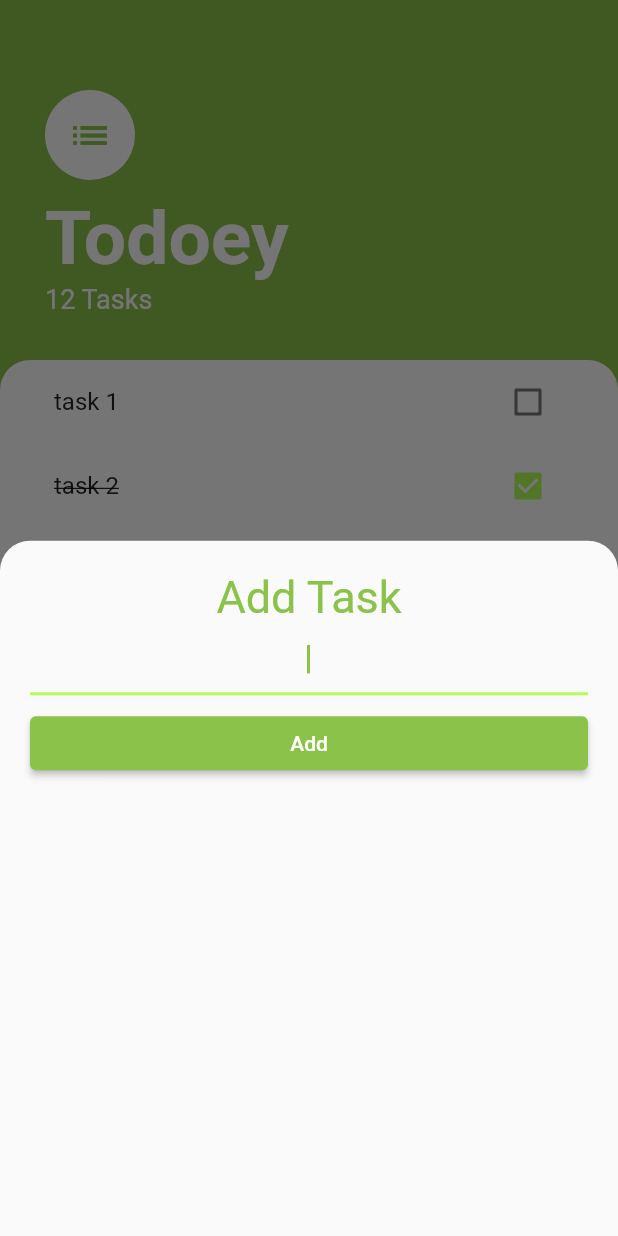
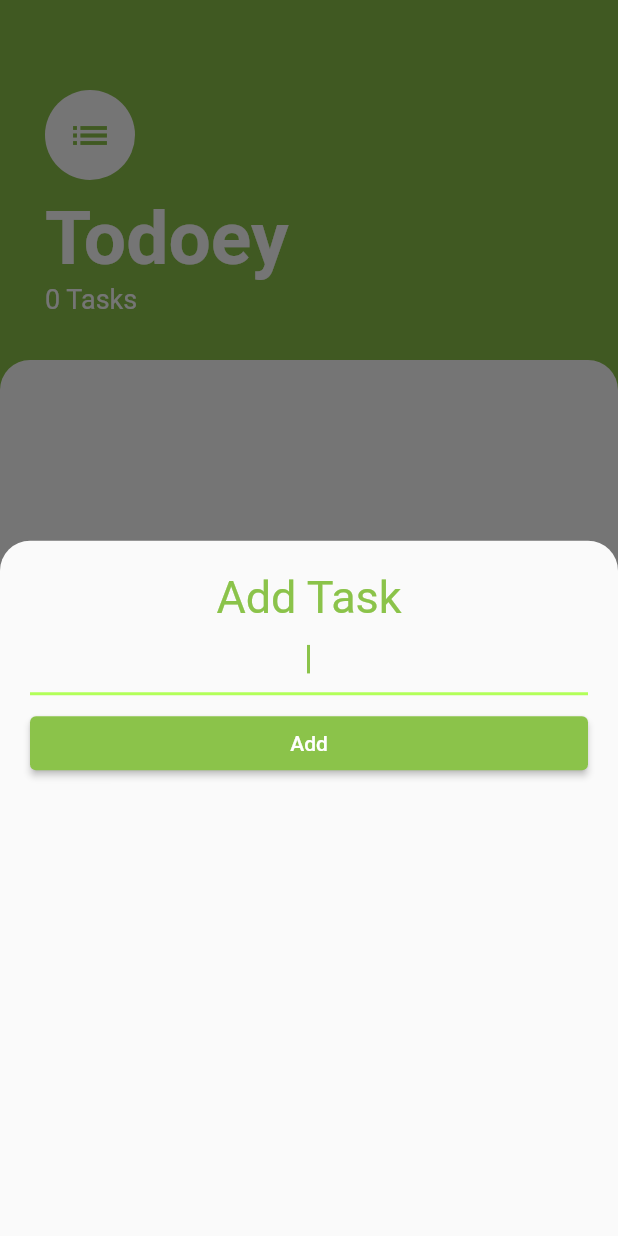
Before and after one commit to jvsena42/todoey, a Flutter app: the screen it shows after launch, after a tap on the "add" icon, on a phone screen of 412 x 824 dp. Run offline on Flutter 3.47's test engine with Material 2 defaults, Android fonts, the phone set to English and light mode, and no system bars; drawn by our look-alikes of animated_text_kit.

Commit message:
feat: add tasks to the list

```diff
--- a/lib/components/task_list.dart
+++ b/lib/components/task_list.dart
@@ -3,45 +3,30 @@ import 'package:todoey/components/task_tile.dart';
 import 'package:todoey/models/task.dart';
 
 class TasksList extends StatefulWidget {
+  final List<Task> tasks;
+
+  TasksList(this.tasks);
+
   @override
   State<TasksList> createState() => _TasksListState();
 }
 
 class _TasksListState extends State<TasksList> {
-  List<Task> tasks = [
-    Task("task 1", false),
-    Task("task 2", true),
-    Task("task 2", true),
-    Task("task 2", true),
-    Task("task 2", true),
-    Task("task 2", true),
-    Task("task 2", true),
-    Task("task 2", true),
-    Task("task 2", true),
-    Task("task 2", true),
-  ];
-
- /* void checkboxCallback(bool? currentState) {
-    setState(() {
-      isChecked = currentState ?? false;
-    });
-  }*/
-
   @override
   Widget build(BuildContext context) {
     return ListView.builder(
       itemBuilder: (context, index) {
         return TaskTile(
-          tasks[index].name,
-          tasks[index].isCkecked,
+          widget.tasks[index].name,
+          widget.tasks[index].isCkecked,
           (bool? currentState) {
             setState(() {
-              tasks[index].toggleDone();
+              widget.tasks[index].toggleDone();
             });
           },
         );
       },
-      itemCount: tasks.length,
+      itemCount: widget.tasks.length,
     );
   }
 }
--- a/lib/models/task.dart
+++ b/lib/models/task.dart
@@ -3,7 +3,7 @@ class Task {
   final String name;
   bool isCkecked = false;
 
-  Task(this.name, this.isCkecked);
+  Task({this.name = "", this.isCkecked = false});
 
     void toggleDone() => isCkecked = !isCkecked;
 }
--- a/lib/screens/add_task_screen.dart
+++ b/lib/screens/add_task_screen.dart
@@ -1,9 +1,18 @@
 import 'package:flutter/material.dart';
 import 'package:flutter/services.dart';
+import 'package:todoey/utils/constants.dart';
 
 class AddTaskScreen extends StatelessWidget {
+
+  final Function onPress;
+
+  AddTaskScreen(this.onPress);
+
   @override
   Widget build(BuildContext context) {
+
+    String newTaskTitle = "";
+
     return Container(
       padding: EdgeInsets.all(
         20.0,
@@ -23,21 +32,18 @@ class AddTaskScreen extends StatelessWidget {
             autofocus: true,
             textAlign: TextAlign.center,
             cursorColor: Colors.lightGreen,
-            decoration: InputDecoration(
-              enabledBorder: UnderlineInputBorder(
-                borderSide: BorderSide(color: Colors.white30, width: 2.0),
-              ),
-              focusedBorder: UnderlineInputBorder(
-                borderSide:
-                    BorderSide(color: Colors.lightGreenAccent, width: 2.0),
-              ),
-            ),
+            decoration: kDecoration,
+            onChanged: (newText) {
+              newTaskTitle = newText;
+            },
           ),
           SizedBox(
             height: 8.0,
           ),
           ElevatedButton(
-            onPressed: () {},
+            onPressed: () {
+              onPress(newTaskTitle);
+            },
             child: Text('Add'),
             style: ButtonStyle(
               backgroundColor:
--- a/lib/screens/task_screen.dart
+++ b/lib/screens/task_screen.dart
@@ -1,6 +1,7 @@
 import 'package:animated_text_kit/animated_text_kit.dart';
 import 'package:flutter/material.dart';
 import 'package:todoey/components/task_list.dart';
+import 'package:todoey/models/task.dart';
 import 'package:todoey/utils/constants.dart';
 
 import 'add_task_screen.dart';
@@ -11,6 +12,8 @@ class TaskScreen extends StatefulWidget {
 }
 
 class _TaskScreenState extends State<TaskScreen> {
+  List<Task> tasks = [];
+
   @override
   Widget build(BuildContext context) {
     return Scaffold(
@@ -18,9 +21,17 @@ class _TaskScreenState extends State<TaskScreen> {
       floatingActionButton: FloatingActionButton(
         onPressed: () {
           showModalBottomSheet(
-              shape: bottomSheetRadius,
-              context: context,
-              builder: (context) => AddTaskScreen());
+            shape: bottomSheetRadius,
+            context: context,
+            builder: (context) => AddTaskScreen(
+              (newTaskTitle) {
+                setState(() {
+                  tasks.add(Task(name: newTaskTitle));
+                });
+                Navigator.pop(context);
+              },
+            ),
+          );
         },
         backgroundColor: Colors.lightGreen,
         child: Icon(Icons.add),
@@ -59,7 +70,7 @@ class _TaskScreenState extends State<TaskScreen> {
                   totalRepeatCount: 1,
                 ),
                 Text(
-                  '12 Tasks',
+                  '${tasks.length} Tasks',
                   style: TextStyle(
                     color: Colors.white,
                     fontSize: 18,
@@ -79,7 +90,7 @@ class _TaskScreenState extends State<TaskScreen> {
                   topRight: Radius.circular(20.0),
                 ),
               ),
-              child: TasksList(),
+              child: TasksList(tasks),
             ),
           ),
         ],
--- a/lib/utils/constants.dart
+++ b/lib/utils/constants.dart
@@ -6,3 +6,13 @@ const bottomSheetRadius = RoundedRectangleBorder(
     topRight: Radius.circular(20.0),
   ),
 );
+
+const kDecoration = InputDecoration(
+  enabledBorder: UnderlineInputBorder(
+    borderSide: BorderSide(color: Colors.white30, width: 2.0),
+  ),
+  focusedBorder: UnderlineInputBorder(
+    borderSide:
+    BorderSide(color: Colors.lightGreenAccent, width: 2.0),
+  ),
+);
```
